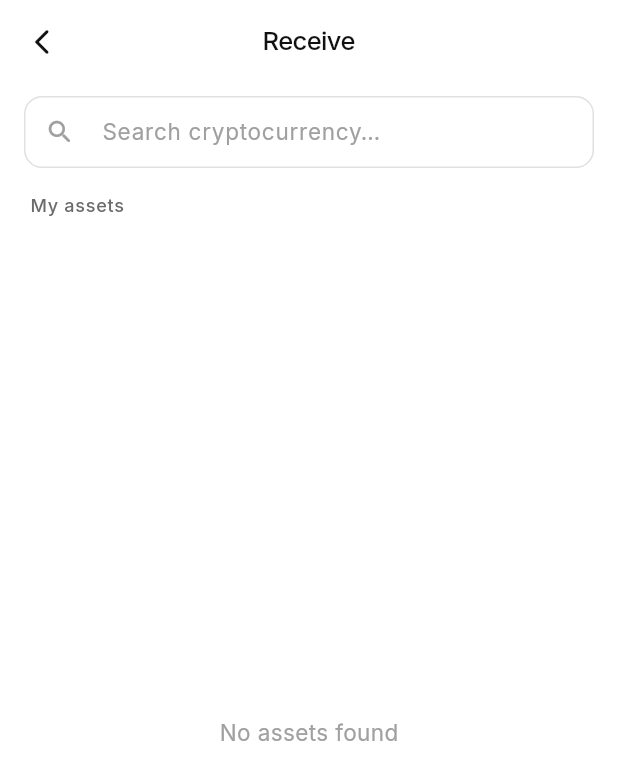
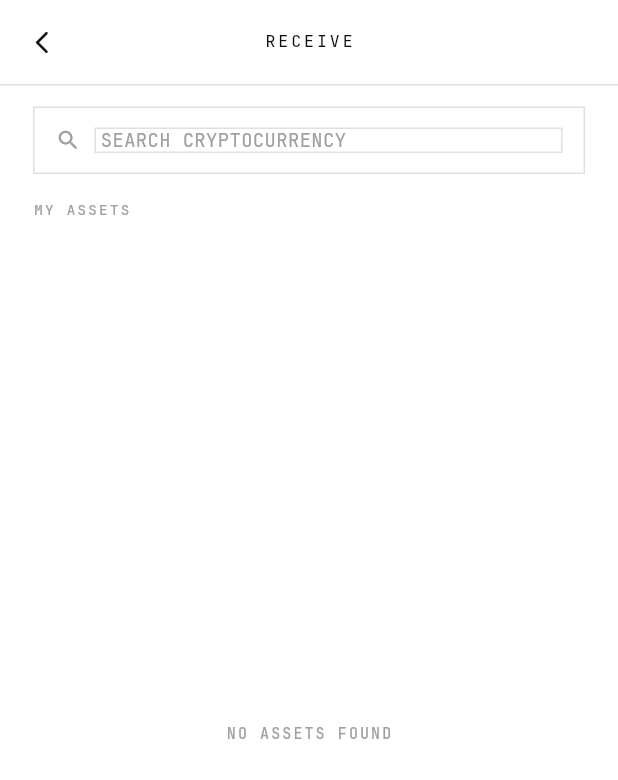
Before and after one commit to uzorgame/CryptoWalletKora, a Flutter app: the ReceivePickerScreen screen opened directly with empty values, on a phone screen of 412 x 824 dp. Shown: the top 780 px of the screen. Run offline on Flutter 3.47's test engine with Material 3 defaults, Android fonts, the phone set to English and light mode, and no system bars; our stand-ins replace cached_network_image, dio, fl_chart, flutter_riverpod, flutter_secure_storage, freezed_annotation and 5 more; missing offline and left inert: bip32, bip39, encrypt, local_auth_android, local_auth_darwin, mobile_scanner and 4 more; accounts and stored records are empty; network calls fail.

Commit message:
Mobile redesign, part eight: choosing where money arrives
The receive picker joins the language: the screen header on its
hairline, the search in a KoraField, MY ASSETS as a tracked heading,
and the coin-circle rows replaced by hairline table rows — symbol and
name leading, balance and value in tabular figures. Filtering and
navigation are untouched.

```diff
--- a/KORA Mobile/lib/features/receive/receive_picker_screen.dart
+++ b/KORA Mobile/lib/features/receive/receive_picker_screen.dart
@@ -2,7 +2,9 @@ import 'package:flutter/material.dart';
 import 'package:kora/core/models/asset.dart';
 import 'package:kora/core/services/theme_notifier.dart';
 import 'package:kora/core/theme/app_theme.dart';
-import 'package:kora/core/widgets/chips/coin_icon.dart';
+import 'package:kora/core/theme/kora_design.dart';
+import 'package:kora/core/widgets/kora_app_bar.dart';
+import 'package:kora/core/widgets/kora_field.dart';
 import 'package:kora/features/receive/receive_screen.dart';
 import 'package:kora/core/utils/page_transitions.dart';
 import 'package:kora/core/widgets/input/animated_tap.dart';
@@ -44,81 +46,50 @@ class _ReceivePickerScreenState extends State<ReceivePickerScreen> with ThemeAwa
 
     return Scaffold(
       backgroundColor: AppColors.background,
-      appBar: AppBar(
-        backgroundColor: AppColors.background,
-        elevation: 0,
-        title: Text('Receive',
-            style: TextStyle(color: AppColors.textPrimary, fontWeight: FontWeight.w600)),
-        leading: IconButton(
-          icon: Icon(Icons.arrow_back_ios_new_rounded, size: 20, color: AppColors.textPrimary),
-          onPressed: () => Navigator.of(context).pop(),
+      appBar: koraAppBar(context, 'Receive',
+          onBack: () => Navigator.of(context).pop()),
+      body: Column(children: [
+        const SizedBox(height: 14),
+        KoraField(
+          child: Row(children: [
+            Icon(Icons.search_rounded, color: AppColors.textTertiary, size: 17),
+            const SizedBox(width: 9),
+            Expanded(
+              child: TextField(
+                controller: _searchCtrl,
+                onChanged: (v) => setState(() => _query = v),
+                style: koraInputStyle(),
+                decoration: koraInputDecoration('SEARCH CRYPTOCURRENCY'),
+              ),
+            ),
+            if (_query.isNotEmpty)
+              AnimatedTap(
+                onTap: () {
+                  _searchCtrl.clear();
+                  setState(() => _query = '');
+                },
+                child: Icon(Icons.close_rounded,
+                    color: AppColors.textTertiary, size: 16),
+              ),
+          ]),
         ),
-      ),
-      body: Column(children: [
-        // ── Search bar ───────────────────────────────────────────────────────
         Padding(
-          padding: const EdgeInsets.fromLTRB(16, 8, 16, 4),
-          child: TextField(
-            controller: _searchCtrl,
-            onChanged: (v) => setState(() => _query = v),
-            style: TextStyle(color: AppColors.textPrimary, fontSize: 15),
-            decoration: InputDecoration(
-              hintText: 'Search cryptocurrency…',
-              hintStyle: TextStyle(color: AppColors.textTertiary),
-              prefixIcon: Icon(Icons.search_rounded,
-                  color: AppColors.textTertiary, size: 20),
-              suffixIcon: _query.isNotEmpty
-                  ? IconButton(
-                      icon: Icon(Icons.close_rounded,
-                          color: AppColors.textTertiary, size: 18),
-                      onPressed: () {
-                        _searchCtrl.clear();
-                        setState(() => _query = '');
-                      },
-                    )
-                  : null,
-              filled: true,
-              fillColor: AppColors.surface,
-              contentPadding: const EdgeInsets.symmetric(vertical: 12),
-              border: OutlineInputBorder(
-                  borderRadius: BorderRadius.circular(12),
-                  borderSide: BorderSide(color: AppColors.border)),
-              enabledBorder: OutlineInputBorder(
-                  borderRadius: BorderRadius.circular(12),
-                  borderSide: BorderSide(color: AppColors.border)),
-              focusedBorder: OutlineInputBorder(
-                  borderRadius: BorderRadius.circular(12),
-                  borderSide: BorderSide(
-                      color: AppColors.textSecondary, width: 1.2)),
+          padding: const EdgeInsets.fromLTRB(22, 18, 22, 8),
+          child: Align(
+            alignment: Alignment.centerLeft,
+            child: Text(
+              _query.isEmpty ? 'MY ASSETS' : 'RESULTS (${filtered.length})',
+              style: kLabel(AppColors.textTertiary, size: 9.5, tracking: 0.16),
             ),
           ),
         ),
-
-        // ── Section header ───────────────────────────────────────────────────
-        Padding(
-          padding: const EdgeInsets.fromLTRB(20, 12, 20, 8),
-          child: Align(
-            alignment: Alignment.centerLeft,
-            child: Text(
-              _query.isEmpty ? 'My assets' : 'Results (${filtered.length})',
-              style: TextStyle(
-                  color: AppColors.textSecondary,
-                  fontSize: 12,
-                  fontWeight: FontWeight.w600,
-                  letterSpacing: 0.5),
-            ),
-          ),
-        ),
-
-        // ── Asset list ────────────────────────────────────────────────────────
         Expanded(
           child: filtered.isEmpty
               ? Center(
-                  child: Text('No assets found',
-                      style: TextStyle(
-                          color: AppColors.textTertiary, fontSize: 15)))
+                  child: Text('NO ASSETS FOUND',
+                      style: kLabel(AppColors.textTertiary, size: 10, tracking: 0.14)))
               : ListView.builder(
-                  padding: EdgeInsets.symmetric(horizontal: 12),
+                  padding: EdgeInsets.zero,
                   itemCount: filtered.length,
                   itemBuilder: (_, i) => _AssetRow(
                     asset: filtered[i],
@@ -132,6 +103,8 @@ class _ReceivePickerScreenState extends State<ReceivePickerScreen> with ThemeAwa
 }
 
 // ─── Single asset row ─────────────────────────────────────────────────────────
+// A hairline table row: symbol and name lead, the balance sits right in tabular figures.
+// The catalog's names carry the network where it matters, so no separate badge survives.
 
 class _AssetRow extends StatelessWidget {
   const _AssetRow({required this.asset, required this.onTap});
@@ -142,64 +115,38 @@ class _AssetRow extends StatelessWidget {
   Widget build(BuildContext context) {
     return AnimatedTap(
       onTap: onTap,
-      pressScale: 0.97,
-      child: Padding(
-        padding: const EdgeInsets.symmetric(horizontal: 8, vertical: 10),
+      pressScale: 0.98,
+      pressOpacity: 0.85,
+      child: Container(
+        padding: const EdgeInsets.symmetric(horizontal: 22, vertical: 14),
+        decoration: BoxDecoration(border: Border(bottom: kHairlineSide())),
         child: Row(children: [
-          CoinIcon(symbol: asset.symbol, iconUrl: asset.iconUrl, size: 46),
-          const SizedBox(width: 14),
           Expanded(
-            child: Column(
-                crossAxisAlignment: CrossAxisAlignment.start,
+            child: Row(
+                crossAxisAlignment: CrossAxisAlignment.baseline,
+                textBaseline: TextBaseline.alphabetic,
                 children: [
                   Text(asset.symbol,
-                      style: TextStyle(
-                          color: AppColors.textPrimary,
-                          fontSize: 15,
-                          fontWeight: FontWeight.w600)),
-                  const SizedBox(height: 5),
-                  Row(children: [
-                    _NetBadge(_netLabel(asset.blockchain)),
-                  ]),
+                      style: kLabel(AppColors.textPrimary, size: 12.5, tracking: 0.06)),
+                  const SizedBox(width: 7),
+                  Flexible(
+                    child: Text(asset.name,
+                        overflow: TextOverflow.ellipsis,
+                        style: kBody(AppColors.textSecondary, size: 11)),
+                  ),
                 ]),
           ),
           Column(crossAxisAlignment: CrossAxisAlignment.end, children: [
             Text(asset.formattedBalance,
-                style: TextStyle(
-                    color: AppColors.textPrimary,
-                    fontSize: 14,
-                    fontWeight: FontWeight.w500)),
-            const SizedBox(height: 3),
+                style: kNum(AppColors.textPrimary, size: 13)),
+            const SizedBox(height: 4),
             Text(asset.formattedUsdValue,
-                style: TextStyle(
-                    color: AppColors.textSecondary, fontSize: 12)),
+                style: kMonoText(AppColors.textSecondary, size: 10)),
           ]),
-          const SizedBox(width: 4),
-          Icon(Icons.arrow_forward_ios_rounded,
-              color: AppColors.textTertiary, size: 14),
+          const SizedBox(width: 10),
+          Text('›', style: kMonoText(AppColors.textTertiary, size: 13)),
         ]),
       ),
-    );
-  }
-}
-
-class _NetBadge extends StatelessWidget {
-  const _NetBadge(this.label);
-  final String label;
-
-  @override
-  Widget build(BuildContext context) {
-    return Container(
-      padding: const EdgeInsets.symmetric(horizontal: 7, vertical: 3),
-      decoration: BoxDecoration(
-        color: AppColors.surface,
-        borderRadius: BorderRadius.circular(5),
-      ),
-      child: Text(label,
-          style: TextStyle(
-              color: AppColors.textTertiary,
-              fontSize: 10,
-              fontWeight: FontWeight.w600)),
     );
   }
 }
```
